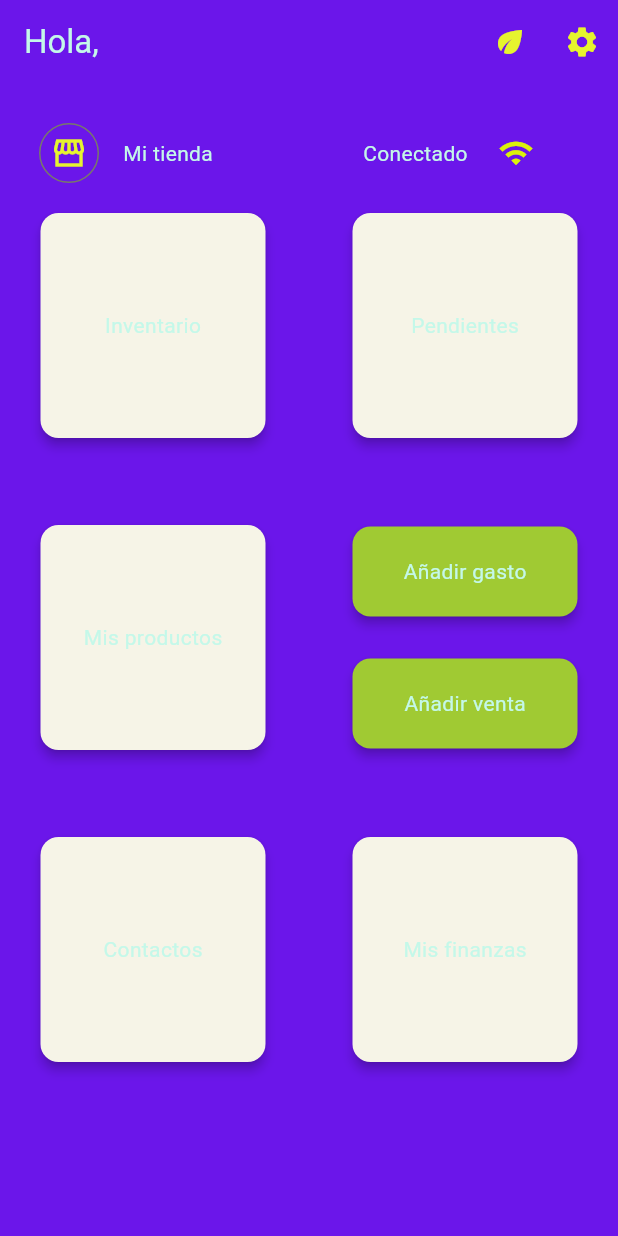
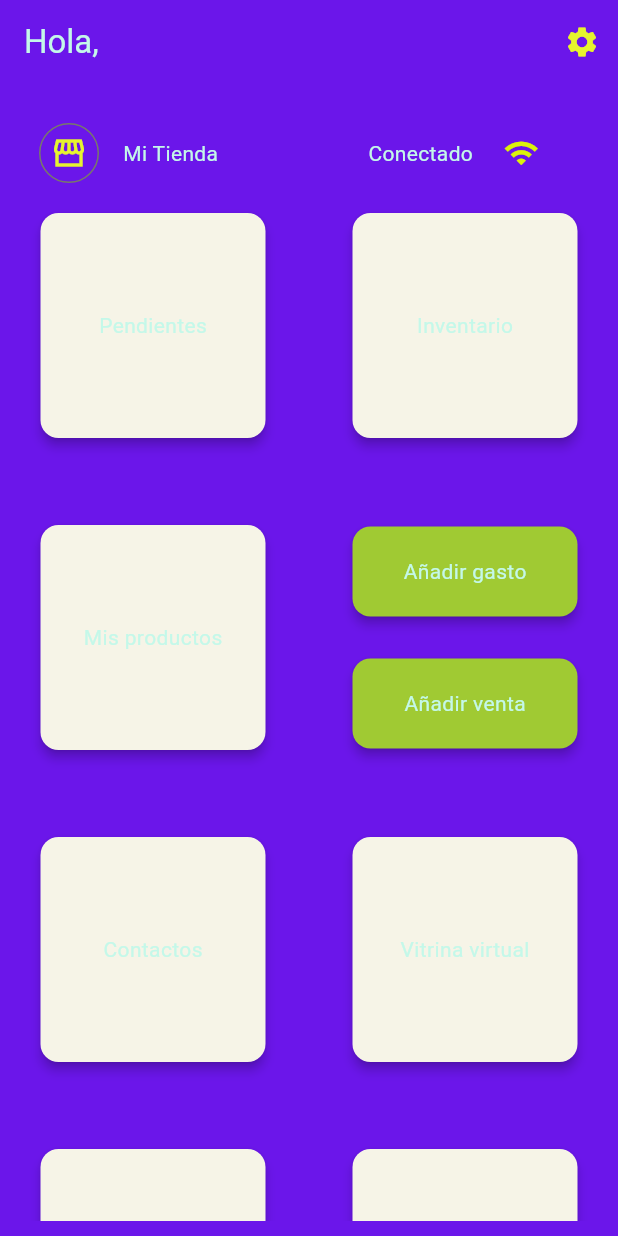
Before and after one commit to navirobayo/mi_terra_app, a Flutter app: the screen it shows once a user with an empty profile is signed in, on a phone screen of 412 x 824 dp. Run offline on Flutter 3.47's test engine with Material 2 defaults, Android fonts, the phone set to English and light mode, and no system bars; our stand-ins replace cloud_firestore, connectivity_plus, firebase_auth, firebase_core, get; accounts and stored records are empty; generated files the repository leaves out were written again.

Commit message:
UI Stable

```diff
--- a/mi_terra_app/lib/src/front_end/home_screen/home_screen.dart
+++ b/mi_terra_app/lib/src/front_end/home_screen/home_screen.dart
@@ -1,7 +1,6 @@
 import 'package:flutter/material.dart';
 import 'package:get/get.dart';
 import 'package:mi_terra_app/src/back_end/components/custom_connectivity_widget.dart';
-import 'package:mi_terra_app/src/back_end/components/global_strings.dart';
 import 'package:mi_terra_app/src/back_end/controllers/expense_controller.dart';
 import 'package:mi_terra_app/src/back_end/controllers/general_expense_controller.dart';
 import 'package:mi_terra_app/src/back_end/controllers/get_global_data_controller.dart';
@@ -13,6 +12,7 @@ import 'package:mi_terra_app/src/front_end/contacts_screen/contacts_screen.dart'
 import 'package:mi_terra_app/src/front_end/home_screen/order_type_button.dart';
 import 'package:mi_terra_app/src/front_end/inventory_screen/inventory_screen.dart';
 import 'package:mi_terra_app/src/front_end/products_screen/products_screen.dart';
+import 'package:mi_terra_app/src/front_end/profit_screen/profit_screen.dart';
 import 'package:mi_terra_app/src/front_end/settings_screen/settings_screen.dart';
 import 'package:mi_terra_app/src/front_end/store_screen/store_screen.dart';
 import 'package:mi_terra_app/src/front_end/tasks_screen/tasks_screen.dart';
@@ -387,11 +387,6 @@ class HomeScreen extends StatelessWidget {
           actions: [
             IconButton(
                 onPressed: () {
-                  showProfileView(context);
-                },
-                icon: const Icon(Icons.eco)),
-            IconButton(
-                onPressed: () {
                   Navigator.of(context).push(MaterialPageRoute(
                     builder: (context) => const SettingsScreen(),
                   ));
@@ -416,7 +411,7 @@ class HomeScreen extends StatelessWidget {
                         },
                       )),
                   const Text(
-                    "Mi tienda",
+                    "Mi Tienda",
                   ),
                   const SizedBox(
                     width: 100,
@@ -434,13 +429,13 @@ class HomeScreen extends StatelessWidget {
                       splashColor: Theme.of(context).colorScheme.primary,
                       onTap: () {
                         Navigator.of(context).push(MaterialPageRoute(
-                          builder: (context) => InventoryScreen(),
+                          builder: (context) => TasksScreen(),
                         ));
                       },
                       child: const SizedBox(
                         width: 150,
                         height: 150,
-                        child: Center(child: Text('Inventario')),
+                        child: Center(child: Text('Pendientes')),
                       ),
                     ),
                   ),
@@ -454,13 +449,13 @@ class HomeScreen extends StatelessWidget {
                       splashColor: Theme.of(context).colorScheme.primary,
                       onTap: () {
                         Navigator.of(context).push(MaterialPageRoute(
-                          builder: (context) => TasksScreen(),
+                          builder: (context) => InventoryScreen(),
                         ));
                       },
                       child: const SizedBox(
                         width: 150,
                         height: 150,
-                        child: Center(child: Text('Pendientes')),
+                        child: Center(child: Text('Inventario')),
                       ),
                     ),
                   ),
@@ -566,11 +561,60 @@ class HomeScreen extends StatelessWidget {
                     elevation: 3,
                     child: InkWell(
                       splashColor: Theme.of(context).colorScheme.primary,
-                      onTap: () {},
+                      onTap: () {
+                        Navigator.of(context).push(MaterialPageRoute(
+                          builder: (context) => const StoreScreen(),
+                        ));
+                      },
+                      child: const SizedBox(
+                        width: 150,
+                        height: 150,
+                        child: Center(child: Text('Vitrina virtual')),
+                      ),
+                    ),
+                  ),
+                ],
+              ),
+              const SizedBox(
+                height: 50,
+              ),
+              Row(
+                mainAxisAlignment: MainAxisAlignment.center,
+                children: [
+                  Card(
+                    clipBehavior: Clip.hardEdge,
+                    elevation: 3,
+                    child: InkWell(
+                      splashColor: Theme.of(context).colorScheme.primary,
+                      onTap: () {
+                        Navigator.of(context).push(MaterialPageRoute(
+                          builder: (context) => const ProfitScreen(),
+                        ));
+                      },
                       child: const SizedBox(
                         width: 150,
                         height: 150,
                         child: Center(child: Text('Mis finanzas')),
+                      ),
+                    ),
+                  ),
+                  const SizedBox(
+                    width: 50,
+                  ),
+                  Card(
+                    clipBehavior: Clip.hardEdge,
+                    elevation: 3,
+                    child: InkWell(
+                      splashColor: Theme.of(context).colorScheme.primary,
+                      onTap: () {
+                        Navigator.of(context).push(MaterialPageRoute(
+                          builder: (context) => TasksScreen(),
+                        ));
+                      },
+                      child: const SizedBox(
+                        width: 150,
+                        height: 150,
+                        child: Center(child: Text('Cool logo here.')),
                       ),
                     ),
                   ),
--- a/mi_terra_app/lib/src/front_end/inventory_screen/inventory_screen.dart
+++ b/mi_terra_app/lib/src/front_end/inventory_screen/inventory_screen.dart
@@ -31,7 +31,7 @@ class _InventoryScreenState extends State<InventoryScreen> {
                     children: [
                       TextFormField(
                         decoration: const InputDecoration(
-                          hintText: "Elementos sin usar",
+                          hintText: "Elemento sin utilizar",
                         ),
                         controller: inventoryController.itemName,
                       ),
@@ -57,13 +57,13 @@ class _InventoryScreenState extends State<InventoryScreen> {
       context: context,
       builder: (BuildContext context) {
         return AlertDialog(
-          title: const Text("Elemento en uso"),
+          title: const Text("Agregar a elementos en uso"),
           content: SingleChildScrollView(
             child: Column(
               children: [
                 TextFormField(
                   decoration: const InputDecoration(
-                    hintText: "¿Donde lo/la estás utilizando?",
+                    hintText: "¿Donde se utiliza?",
                   ),
                   controller: locationController,
                 ),
```
Also changed, not shown: mi_terra_app/lib/src/back_end/controllers/inventory_controller.dart (+10 -4 lines), mi_terra_app/lib/src/back_end/controllers/tasks_controller.dart (+8 -2 lines).
